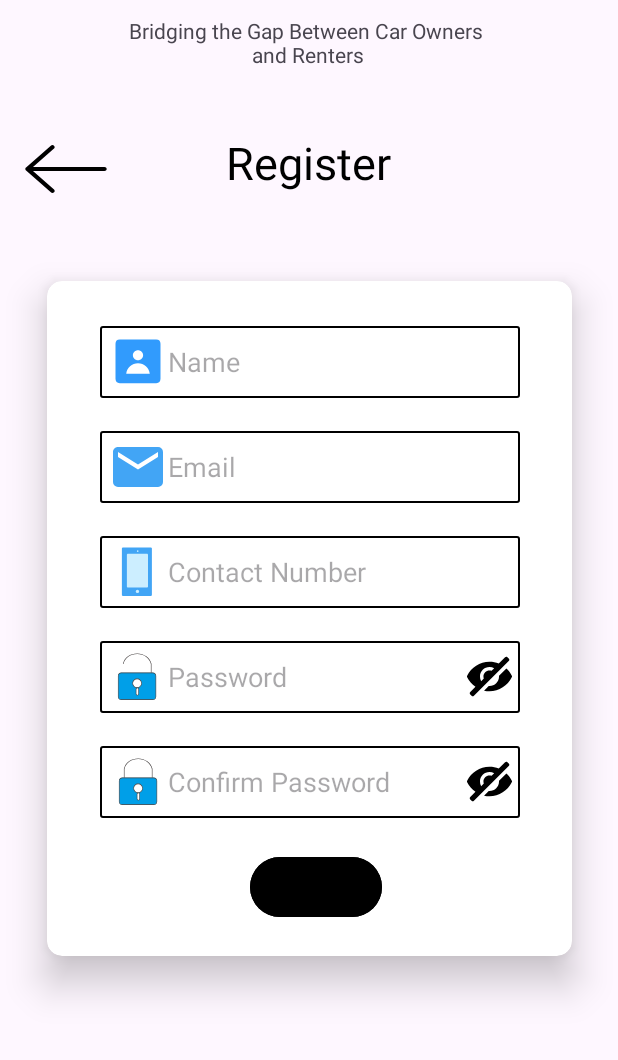
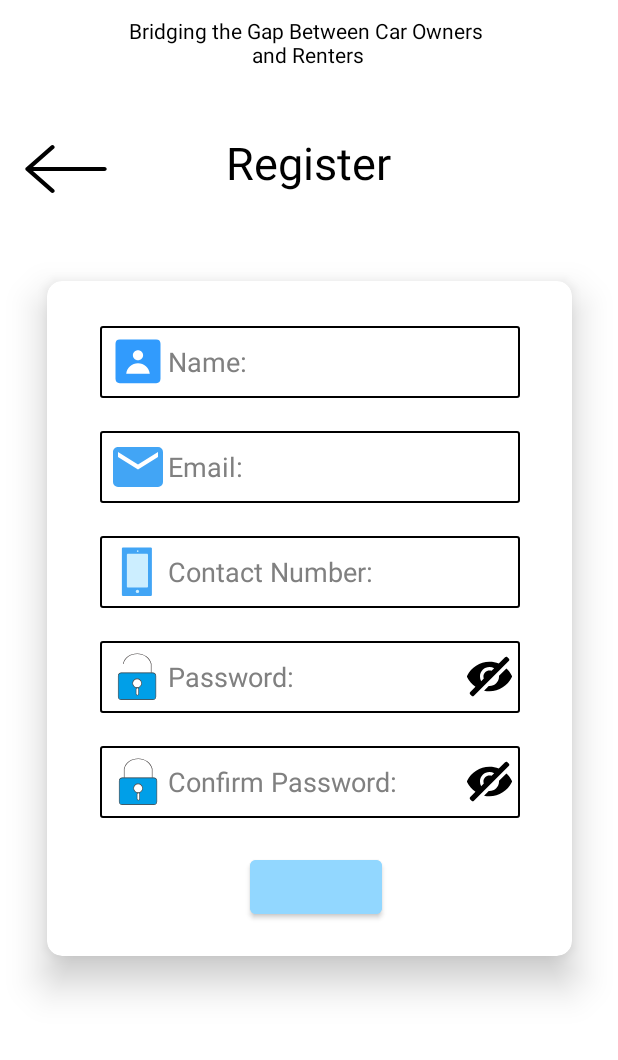
Before and after one commit to BradlyVinceGorgonio/DriveAssure, an Android app: the RegisterPage screen opened directly, with no data from a screen before it, on a phone screen of 412 x 824 dp, the part 169-1229 px from its top. Run offline under Robolectric (Android 15) with nearby library versions, the phone set to English and light mode, and no system bars.

Commit message:
color of input text

```diff
--- a/app/src/main/res/layout/activity_login_home_page.xml
+++ b/app/src/main/res/layout/activity_login_home_page.xml
@@ -21,6 +21,7 @@
         app:layout_constraintVertical_bias="0.122"></TextView>
 
     <TextView
+        android:textColor="@color/black"
         android:id="@+id/textView3"
         android:layout_width="wrap_content"
         android:layout_height="wrap_content"
@@ -53,6 +54,7 @@
         android:id="@+id/loginEmail"
         android:layout_width="303dp"
         android:layout_height="49dp"
+        android:textColorHint="@color/grey"
         android:background="@drawable/text_border"
         android:drawableLeft="@drawable/email_205"
         android:ems="10"
@@ -76,6 +78,7 @@
         android:drawableRight="@drawable/hide_12"
         android:ems="10"
         android:hint="Password:"
+        android:textColorHint="@color/grey"
         android:inputType="textPassword"
         android:minHeight="48dp"
         android:paddingLeft="5dp"
@@ -91,6 +94,7 @@
         android:layout_width="wrap_content"
         android:layout_height="wrap_content"
         android:text="Remember password"
+        android:textColor="@color/black"
         app:layout_constraintBottom_toBottomOf="parent"
         app:layout_constraintEnd_toEndOf="parent"
         app:layout_constraintHorizontal_bias="0.224"
--- a/app/src/main/res/layout/activity_register_page.xml
+++ b/app/src/main/res/layout/activity_register_page.xml
@@ -4,7 +4,8 @@
     xmlns:tools="http://schemas.android.com/tools"
     android:layout_width="match_parent"
     android:layout_height="match_parent"
-    tools:context=".RegisterPage">
+    tools:context=".RegisterPage"
+    android:background="@color/white">
 
     <TextView
         android:id="@+id/textView4"
@@ -23,6 +24,7 @@
         android:id="@+id/textView3"
         android:layout_width="wrap_content"
         android:layout_height="wrap_content"
+        android:textColor="@color/black"
         android:text="Bridging the Gap Between Car Owners \nand Renters"
         android:textAlignment="center"
         app:layout_constraintBottom_toBottomOf="parent"
@@ -84,7 +86,7 @@
             android:id="@+id/button4"
             android:layout_width="wrap_content"
             android:layout_height="wrap_content"
-            android:backgroundTint="@color/black"
+            android:backgroundTint="@color/blue"
             android:layout_marginTop="380dp"
            android:gravity="center"
             android:layout_marginLeft="135dp"
@@ -97,13 +99,14 @@
 
 
         <EditText
+            android:textColorHint="@color/grey"
             android:id="@+id/nameRegister"
             android:layout_width="280dp"
             android:layout_height="48dp"
             android:background="@drawable/text_border"
             android:layout_marginLeft="35dp"
             android:layout_marginTop="30dp"
-            android:hint="Name"
+            android:hint="Name:"
             android:drawableLeft="@drawable/profile_39"
             android:inputType="text"
             android:paddingLeft="5dp"
@@ -120,7 +123,8 @@
             android:background="@drawable/text_border"
             android:layout_marginLeft="35dp"
             android:layout_marginTop="100dp"
-            android:hint="Email"
+            android:hint="Email:"
+            android:textColorHint="@color/grey"
             android:drawableLeft="@drawable/email_205"
             android:inputType="textEmailAddress"
             android:paddingLeft="5dp"
@@ -132,17 +136,18 @@
             android:id="@+id/contactRegister"
             android:layout_width="280dp"
             android:layout_height="48dp"
-            android:background="@drawable/text_border"
-            android:ems="11"
-            android:hint="Contact Number"
             android:layout_marginLeft="35dp"
             android:layout_marginTop="170dp"
+            android:background="@drawable/text_border"
+            android:drawableLeft="@drawable/phone_90"
+            android:ems="11"
+            android:hint="Contact Number:"
+            android:textColorHint="@color/grey"
             android:inputType="number"
-            android:drawableLeft="@drawable/phone_90"
             android:paddingLeft="5dp"
-            app:layout_constraintTop_toBottomOf="@+id/emailRegister"
+            app:layout_constraintEnd_toEndOf="parent"
             app:layout_constraintStart_toStartOf="parent"
-            app:layout_constraintEnd_toEndOf="parent" />
+            app:layout_constraintTop_toBottomOf="@+id/emailRegister" />
 
         <EditText
             android:id="@+id/passwordRegister"
@@ -154,7 +159,8 @@
             android:drawableLeft="@drawable/password_152"
             android:drawableRight="@drawable/hide_12"
             android:ems="10"
-            android:hint="Password"
+            android:hint="Password:"
+            android:textColorHint="@color/grey"
             android:longClickable="false"
             android:inputType="textPassword"
             android:paddingLeft="5dp"
@@ -171,7 +177,8 @@
             android:layout_marginLeft="35dp"
             android:layout_marginTop="310dp"
             android:ems="10"
-            android:hint="Confirm Password"
+            android:hint="Confirm Password:"
+            android:textColorHint="@color/grey"
             android:inputType="textPassword"
             android:paddingLeft="5dp"
             android:drawableLeft="@drawable/password_153"
--- a/app/src/main/res/values/colors.xml
+++ b/app/src/main/res/values/colors.xml
@@ -4,6 +4,7 @@
     <color name="white">#FFFFFFFF</color>
     <color name="blue">#92D7FF</color>
     <color name="greyish">#2F2F38</color>
+    <color name="grey"> #808080</color>
     <color name="darkblue">#1E80C1</color>
     <color name="primary">#FFFFFF</color>
     <color name="textviewcolor">#FF0000</color>
--- a/app/src/main/res/values/themes.xml
+++ b/app/src/main/res/values/themes.xml
@@ -1,6 +1,6 @@
 <resources xmlns:tools="http://schemas.android.com/tools">
     <!-- Base application theme. -->
-    <style name="Base.Theme.DriveAssure" parent="Theme.Material3.DayNight.NoActionBar">
+    <style name="Base.Theme.DriveAssure" parent="Theme.MaterialComponents.NoActionBar">
         <!-- Customize your light theme here. -->
         <!-- <item name="colorPrimary">@color/my_light_primary</item> -->
     </style>
```
